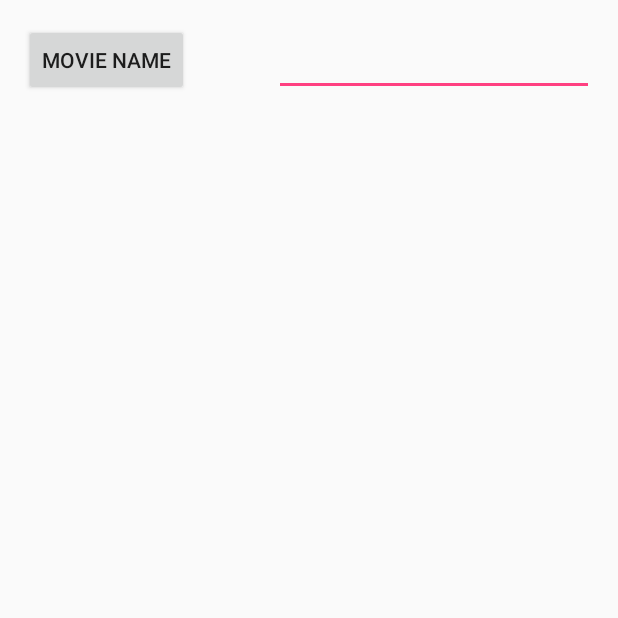
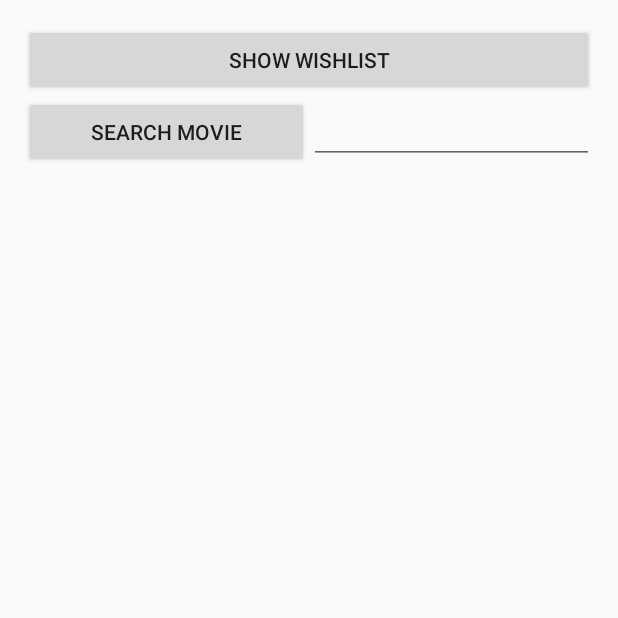
Before and after one commit to dimestef/Android-MPIP, an Android app: the LogedUserActivity screen opened directly, with no data from a screen before it, on a phone screen of 412 x 824 dp, the top half of it. Run offline under Robolectric (Android 15) with nearby library versions, the phone set to English and light mode, and no system bars; our stand-ins replace Picasso; libraries missing offline, so code that uses them is left out: com.loopj.android, cz.msebera.android; pictures from the network do not load.

Commit message:
Adding to wishlist completed

```diff
--- a/app/src/main/java/com/example/mobileplatformsandprogramming/DataHelper.java
+++ b/app/src/main/java/com/example/mobileplatformsandprogramming/DataHelper.java
@@ -11,16 +11,32 @@ import android.database.sqlite.SQLiteOpenHelper;
  */
 
 public class DataHelper extends SQLiteOpenHelper {
+    /*              Database information            */
     public static final String DATABASE_NAME = "imdbUser.db";
+
+    /*              Wishlist table                 */
+    public static final String TABLE_WISHLIST = "wishlist_table";
+    public static final String WISHLIST_COL_Id = "id";
+    public static final String WISHLIST_COL_MovieName = "moviename";
+    public static final String WISHLIST_COL_MovieId = "movieid";
+
+    /*              Users table                 */
     public static final String TABLE_USER = "user_table";
     public static final String REGISTER_COL_Id = "id";
     public static final String REGISTER_COL_Username = "username";
     public static final String REGISTER_COL_Password = "password";
 
-    public static final String DATABASE_CREATE = "create table " + TABLE_USER +
+    /*              Create table - USER         */
+    public static final String CREATE_TABLE_USER = "create table " + TABLE_USER +
             " (" + REGISTER_COL_Id + " INTEGER PRIMARY KEY AUTOINCREMENT, " +
             REGISTER_COL_Username + " TEXT, " +
             REGISTER_COL_Password + " TEXT)";
+
+    /*              Create table - WISHLIST         */
+    public static final String CREATE_TABLE_WISHLIST = "create table " + TABLE_WISHLIST +
+            " (" + WISHLIST_COL_Id + " INTEGER PRIMARY KEY AUTOINCREMENT, " +
+            WISHLIST_COL_MovieName + " TEXT, " +
+            WISHLIST_COL_MovieId + " TEXT)";
 
     public DataHelper(Context context) {
         super(context, DATABASE_NAME, null, 1);
@@ -28,15 +44,18 @@ public class DataHelper extends SQLiteOpenHelper {
 
     @Override
     public void onCreate(SQLiteDatabase db) {
-        db.execSQL(DATABASE_CREATE);
+        db.execSQL(CREATE_TABLE_USER);
+        db.execSQL(CREATE_TABLE_WISHLIST);
     }
 
     @Override
     public void onUpgrade(SQLiteDatabase db, int oldVersion, int newVersion) {
         db.execSQL("DROP TABLE IF EXISTS " + TABLE_USER);
+        db.execSQL("DROP TABLE IF EXISTS " + TABLE_WISHLIST);
         onCreate(db);
     }
 
+    /*                  USER                    */
     public boolean registerUser(String username, String password) {
         SQLiteDatabase db = this.getReadableDatabase();
         ContentValues contentValues = new ContentValues();
@@ -56,4 +75,25 @@ public class DataHelper extends SQLiteOpenHelper {
         Cursor res = db.rawQuery("select * from " + TABLE_USER, null);
         return res;
     }
+
+    /*                  WISHLIST                    */
+    public boolean addMovieToWishlist(String moviename, String movieid) {
+        SQLiteDatabase db = this.getReadableDatabase();
+        ContentValues contentValues = new ContentValues();
+        contentValues.put(WISHLIST_COL_MovieName, moviename);
+        contentValues.put(WISHLIST_COL_MovieId, movieid);
+
+        long result = db.insert(TABLE_WISHLIST, null, contentValues);
+        if (result == -1) {
+            return false;
+        } else {
+            return true;
+        }
+    }
+
+    public Cursor getAllWishlistData() {
+        SQLiteDatabase db = this.getWritableDatabase();
+        Cursor res = db.rawQuery("select * from " + TABLE_WISHLIST, null);
+        return res;
+    }
 }
--- a/app/src/main/java/com/example/mobileplatformsandprogramming/RegisterActivity.java
+++ b/app/src/main/java/com/example/mobileplatformsandprogramming/RegisterActivity.java
@@ -51,7 +51,7 @@ public class RegisterActivity extends AppCompatActivity {
                     }
 
                     for (String s : usernames) {
-                        if (s.equals(editTextUsername.getText().toString()) || s.equals("")) {
+                        if (s.equals(editTextUsername.getText().toString())) {
                             canInsert = false;
                             showMessage("Title", "The username " + editTextUsername.getText().toString() + " exists!");
                             break;
--- a/app/src/main/res/layout/activity_loged_user.xml
+++ b/app/src/main/res/layout/activity_loged_user.xml
@@ -1,5 +1,5 @@
 <?xml version="1.0" encoding="utf-8"?>
-<RelativeLayout xmlns:android="http://schemas.android.com/apk/res/android"
+<LinearLayout xmlns:android="http://schemas.android.com/apk/res/android"
     xmlns:tools="http://schemas.android.com/tools"
     android:id="@+id/activity_loged_user"
     android:layout_width="match_parent"
@@ -8,41 +8,63 @@
     android:paddingLeft="@dimen/activity_horizontal_margin"
     android:paddingRight="@dimen/activity_horizontal_margin"
     android:paddingTop="@dimen/activity_vertical_margin"
-    tools:context="com.example.mobileplatformsandprogramming.LogedUserActivity">
-
-    <ImageView
-        android:id="@+id/imageTest"
-        android:layout_width="wrap_content"
-        android:layout_height="wrap_content"
-        android:layout_alignLeft="@+id/editTextMovieName"
-        android:layout_alignStart="@+id/editTextMovieName" />
-
-    <Button
-        android:text="Movie name"
-        android:layout_width="wrap_content"
-        android:layout_height="wrap_content"
-        android:layout_alignParentTop="true"
-        android:layout_alignParentLeft="true"
-        android:layout_alignParentStart="true"
-        android:id="@+id/btnAsync" />
+    android:focusableInTouchMode="true"
+    android:orientation="vertical"
+    tools:context="com.example.mobileplatformsandprogramming.LogedUserActivity"
+    android:weightSum="1">
 
 
-    <EditText
-        android:layout_width="wrap_content"
-        android:layout_height="wrap_content"
-        android:inputType="textPersonName"
-        android:ems="10"
-        android:id="@+id/editTextMovieName"
-        android:layout_alignBottom="@+id/btnAsync"
-        android:layout_alignParentRight="true"
-        android:layout_alignParentEnd="true" />
 
-    <ListView
-        android:id="@+id/listItems"
-        android:layout_width="wrap_content"
-        android:layout_height="wrap_content"
-        android:layout_below="@+id/btnAsync">
-    </ListView>
+    <LinearLayout
+        android:orientation="vertical"
+        android:layout_width="match_parent"
+        android:layout_height="wrap_content">
 
+        <Button
+            android:text="Show wishlist"
+            android:layout_height="wrap_content"
+            android:id="@+id/button"
+            android:layout_width="match_parent" />
 
-</RelativeLayout>
+        <LinearLayout
+            android:orientation="horizontal"
+            android:layout_width="match_parent"
+            android:layout_height="match_parent"
+            android:weightSum="2">
+
+            <Button
+                android:text="Search movie"
+                android:layout_height="wrap_content"
+                android:id="@+id/btnAsync"
+                android:layout_weight="1"
+                android:layout_width="match_parent" />
+
+            <EditText
+                android:layout_width="match_parent"
+                android:layout_height="wrap_content"
+                android:inputType="textPersonName"
+                android:ems="10"
+                android:id="@+id/editTextMovieName"
+                android:layout_weight="1"/>
+        </LinearLayout>
+
+    </LinearLayout>
+
+    <LinearLayout
+        android:orientation="vertical"
+        android:layout_width="match_parent"
+        android:layout_height="match_parent">
+
+        <ImageView
+            android:id="@+id/imageTest"
+            android:layout_width="wrap_content"
+            android:layout_height="wrap_content"/>
+
+        <ListView
+            android:id="@+id/listItems"
+            android:layout_width="match_parent"
+            android:layout_height="wrap_content">
+        </ListView>
+    </LinearLayout>
+
+</LinearLayout>
```
Also changed, not shown: app/src/main/java/com/example/mobileplatformsandprogramming/LogedUserActivity.java (+39 -6 lines).
